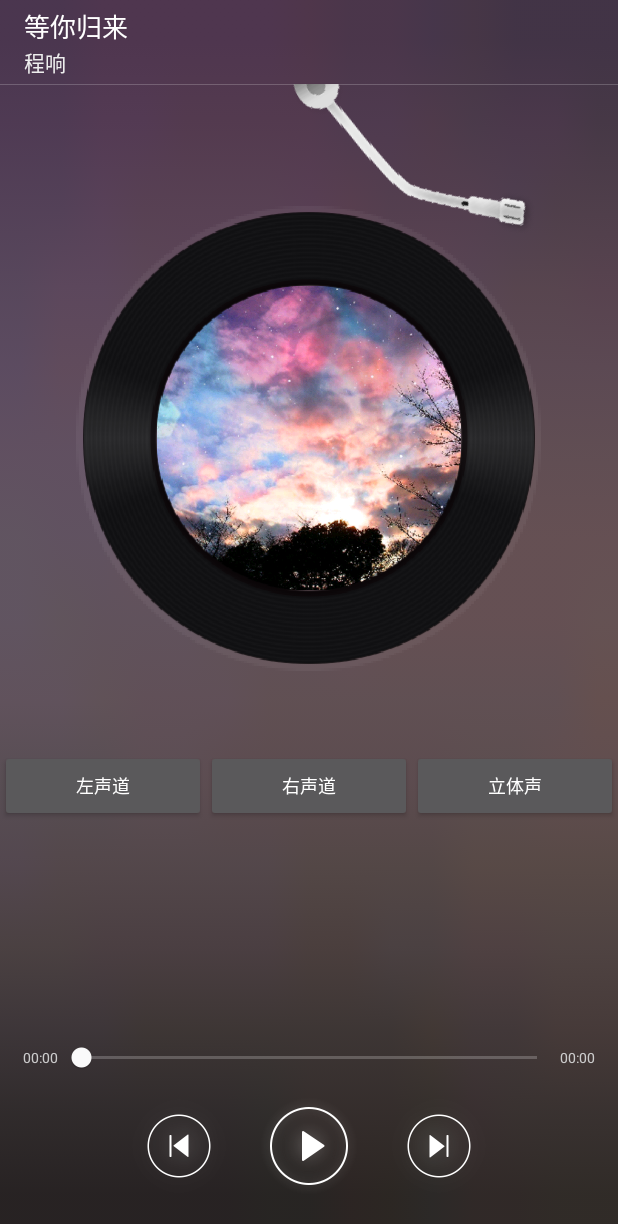
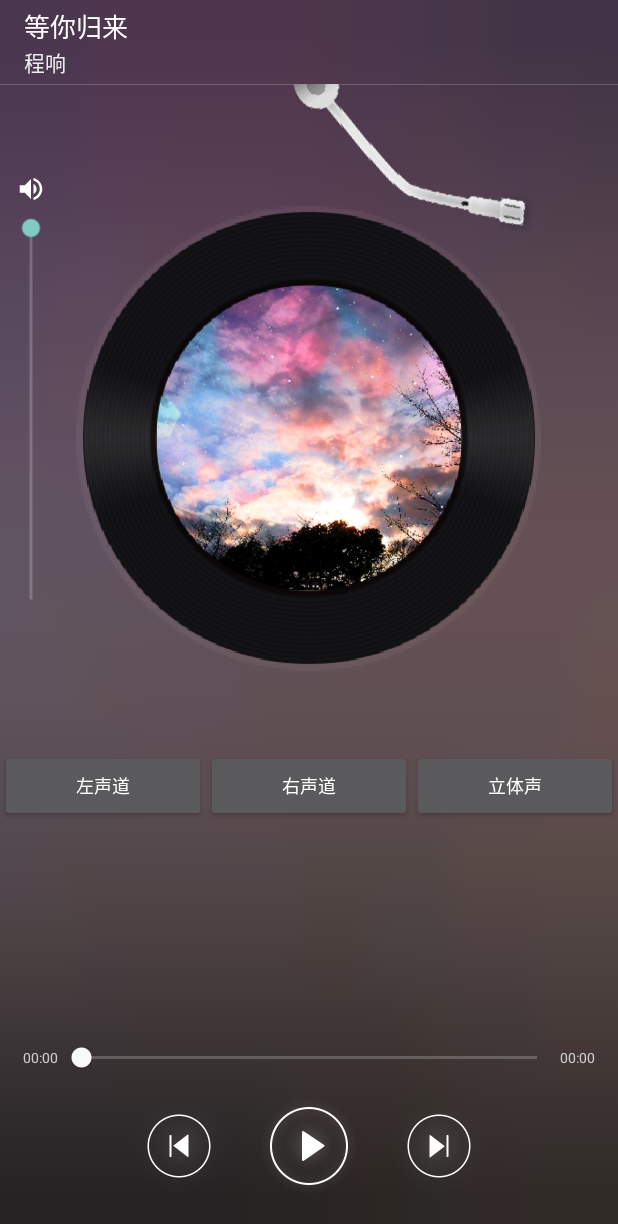
Before and after one commit to spiritedRunning/MusicFFmpegPlayer, an Android app: the screen it shows after launch (MainActivity), on a phone screen of 412 x 824 dp. Shown: the top 1224 px of the screen. Run offline under Robolectric (Android 15) with nearby library versions, the phone set to English and light mode, and no system bars.

Commit message:
增加播放音量控制

```diff
--- a/app/src/main/java/com/example/musicffmpegplayer/MainActivity.java
+++ b/app/src/main/java/com/example/musicffmpegplayer/MainActivity.java
@@ -34,6 +34,8 @@ public class MainActivity extends AppCompatActivity implements DiscView.IPlayInf
     private TextView mTvMusicDuration, mTvTotalMusicDuration;
     private BackgourndAnimationRelativeLayout mRootLayout;
     public static final int MUSIC_MESSAGE = 0;
+
+    private SeekBar mVolumeBar;
 
     public static final String PARAM_MUSIC_LIST = "PARAM_MUSIC_LIST";
     DisplayUtil displayUtil = new DisplayUtil();
@@ -77,6 +79,8 @@ public class MainActivity extends AppCompatActivity implements DiscView.IPlayInf
         mRootLayout = findViewById(R.id.rootLayout);
         mToolbar = findViewById(R.id.toolBar);
         setSupportActionBar(mToolbar);
+        mVolumeBar = findViewById(R.id.volumeBar);
+
         mDisc.setPlayInfoListener(this);
         mIvLast.setOnClickListener(this);
         mIvNext.setOnClickListener(this);
@@ -100,6 +104,28 @@ public class MainActivity extends AppCompatActivity implements DiscView.IPlayInf
                 seekTo(position);
             }
         });
+
+        mVolumeBar.setOnSeekBarChangeListener(new SeekBar.OnSeekBarChangeListener() {
+            @Override
+            public void onProgressChanged(SeekBar seekBar, int progress, boolean fromUser) {
+                Log.i(TAG, "vol progress: " + progress);
+
+                Intent intent = new Intent(MusicService.ACTION_OPT_MUSIC_VOLUME);
+                intent.putExtra("VOLUME", progress);
+                LocalBroadcastManager.getInstance(MainActivity.this).sendBroadcast(intent);
+            }
+
+            @Override
+            public void onStartTrackingTouch(SeekBar seekBar) {
+
+            }
+
+            @Override
+            public void onStopTrackingTouch(SeekBar seekBar) {
+
+            }
+        });
+
         mTvMusicDuration.setText(displayUtil.duration2Time(0));
         mTvTotalMusicDuration.setText(displayUtil.duration2Time(0));
         mDisc.setMusicDataList(mMusicDatas);
@@ -123,7 +149,7 @@ public class MainActivity extends AppCompatActivity implements DiscView.IPlayInf
             if (playState) {
                 mIvPlayOrPause.setImageResource(R.mipmap.ic_play);
                 pause();
-                mDisc.stop();
+                mDisc.pause();
             } else {
                 mIvPlayOrPause.setImageResource(R.mipmap.ic_pause);
                 resume();
--- a/app/src/main/java/com/example/musicffmpegplayer/MusicService.java
+++ b/app/src/main/java/com/example/musicffmpegplayer/MusicService.java
@@ -154,6 +154,9 @@ public class MusicService extends Service implements IPlayerListener {
                 nPlayerInterface.setChannel(1);
             } else if (action.equals(ACTION_OPT_MUSIC_CENTER)) {
                 nPlayerInterface.setChannel(2);
+            } else if (action.equals(ACTION_OPT_MUSIC_VOLUME)) {
+                int vol = intent.getIntExtra("VOLUME", 20);
+                nPlayerInterface.setVolume(vol);
             }
         }
     }
--- a/app/src/main/java/com/example/musicffmpegplayer/musicui/widget/DiscView.java
+++ b/app/src/main/java/com/example/musicffmpegplayer/musicui/widget/DiscView.java
@@ -504,7 +504,7 @@ public class DiscView extends RelativeLayout {
         playAnimator();
     }
 
-    private void pause() {
+    public void pause() {
         musicStatus = MusicStatus.PAUSE;
         pauseAnimator();
     }
--- a/app/src/main/java/com/example/musicffmpegplayer/player/NPlayerInterface.java
+++ b/app/src/main/java/com/example/musicffmpegplayer/player/NPlayerInterface.java
@@ -84,6 +84,10 @@ public class NPlayerInterface {
         n_seek(sec);
     }
 
+    public void setVolume(int vol) {
+        n_volume(vol);
+    }
+
 
     public native void n_prepared(String source);
 
@@ -94,6 +98,7 @@ public class NPlayerInterface {
     private native void n_resume();
     private native void n_pause();
     private native void n_channel(int channel);
+    private native void n_volume(int vol);
 
     /*******************************************************************************************/
     /***** C++ 回调Java start ****/
@@ -111,5 +116,4 @@ public class NPlayerInterface {
     }
 
 
-
 }
--- /dev/null
+++ b/app/src/main/res/drawable/ic_volume.xml
@@ -0,0 +1,10 @@
+<vector xmlns:android="http://schemas.android.com/apk/res/android"
+    android:width="24dp"
+    android:height="24dp"
+    android:tint="#FFFFFF"
+    android:viewportWidth="24"
+    android:viewportHeight="24">
+    <path
+        android:fillColor="@android:color/white"
+        android:pathData="M3,9v6h4l5,5L12,4L7,9L3,9zM16.5,12c0,-1.77 -1.02,-3.29 -2.5,-4.03v8.05c1.48,-0.73 2.5,-2.25 2.5,-4.02zM14,3.23v2.06c2.89,0.86 5,3.54 5,6.71s-2.11,5.85 -5,6.71v2.06c4.01,-0.91 7,-4.49 7,-8.77s-2.99,-7.86 -7,-8.77z" />
+</vector>
--- a/app/src/main/res/layout/activity_main.xml
+++ b/app/src/main/res/layout/activity_main.xml
@@ -30,6 +30,36 @@
         android:layout_height="wrap_content"
         android:layout_above="@+id/rlMusicTime"
         android:layout_below="@id/toolBar" />
+
+    <RelativeLayout
+        android:layout_width="40dp"
+        android:layout_height="320dp"
+        android:layout_below="@id/toolBar"
+        android:layout_alignParentStart="true"
+        android:layout_marginStart="5dp"
+        android:layout_marginTop="60dp" >
+
+        <ImageView
+            android:id="@+id/vol_iv"
+            android:layout_width="20dp"
+            android:layout_height="20dp"
+            android:layout_marginStart="5dp"
+            android:src="@drawable/ic_volume" />
+
+        <FrameLayout
+            android:layout_width="30dp"
+            android:layout_height="300dp"
+            android:orientation="vertical">
+
+            <SeekBar
+                android:id="@+id/volumeBar"
+                android:layout_width="280dp"
+                android:layout_height="30dp"
+                android:layout_gravity="center"
+                android:layout_marginTop="10dp"
+                android:rotation="90" />
+        </FrameLayout>
+    </RelativeLayout>
 
     <LinearLayout
         android:id="@+id/channelLayout"
```
Also changed, not shown: 6 other files.
